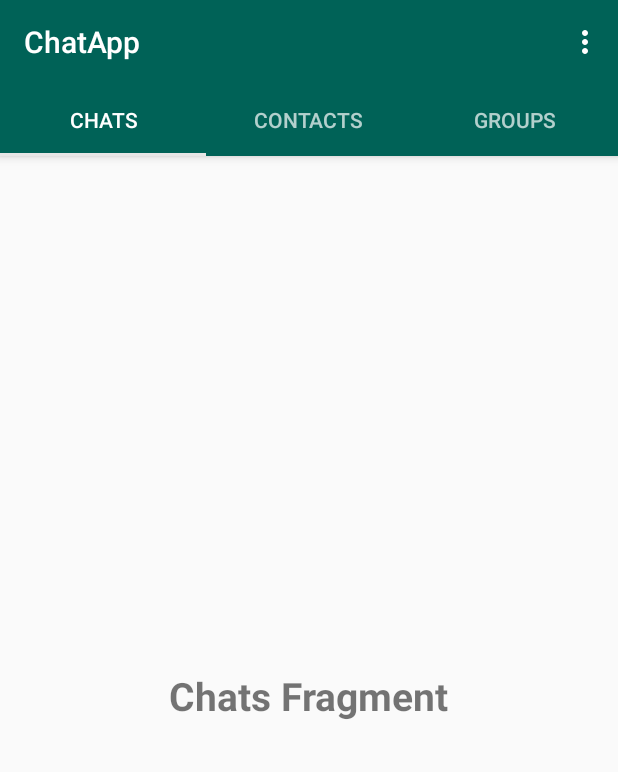
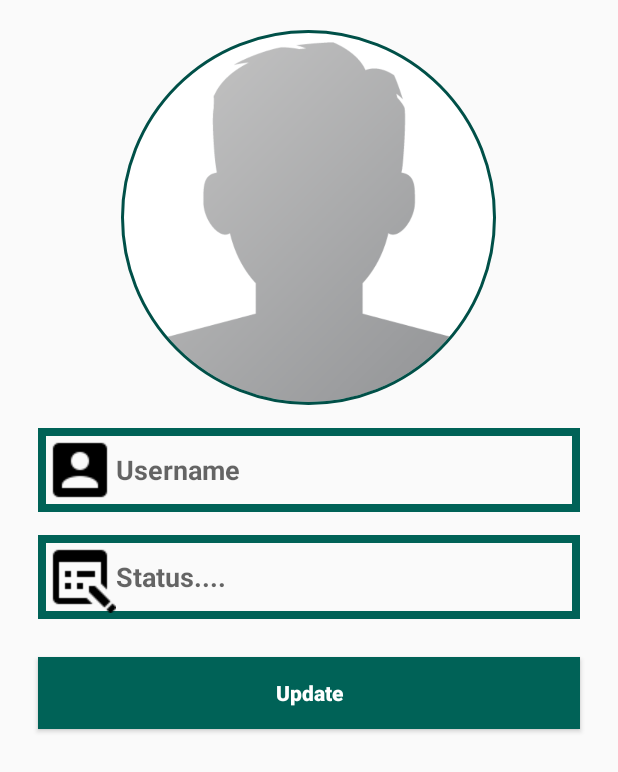
Before and after one commit to 200198amanagrawal/ChatApp, an Android app: the screen it shows after launch once a user with an empty profile is signed in (MainActivity before the commit, SettingsActivity after it), on a phone screen of 412 x 824 dp. Shown: the top 772 px of the screen. Run offline under Robolectric (Android 15) with nearby library versions, the phone set to English and light mode, and no system bars; our stand-ins replace CircleImageView, Firebase (no records; nobody signed in at launch, a user with empty details on screens opened directly).

Commit message:
group db storage and settings changes

```diff
--- a/app/build.gradle
+++ b/app/build.gradle
@@ -23,6 +23,7 @@ android {
 dependencies {
     implementation fileTree(dir: 'libs', include: ['*.jar'])
     implementation 'androidx.appcompat:appcompat:1.1.0'
+    implementation 'de.hdodenhof:circleimageview:3.1.0'
     implementation 'com.google.android.material:material:1.0.0'
     implementation 'androidx.constraintlayout:constraintlayout:1.1.3'
     implementation 'com.google.firebase:firebase-auth:16.0.5'
--- a/app/src/main/java/com/example/chatapp/LoginActivity.java
+++ b/app/src/main/java/com/example/chatapp/LoginActivity.java
@@ -102,7 +102,7 @@ public class LoginActivity extends AppCompatActivity {
     {
         Intent intent=new Intent(LoginActivity.this,MainActivity.class);
         intent.setFlags(Intent.FLAG_ACTIVITY_NEW_TASK|Intent.FLAG_ACTIVITY_CLEAR_TASK);
+        startActivity(intent);
         finish();
-        startActivity(intent);
     }
 }
--- a/app/src/main/java/com/example/chatapp/MainActivity.java
+++ b/app/src/main/java/com/example/chatapp/MainActivity.java
@@ -1,19 +1,31 @@
 package com.example.chatapp;
 
 import androidx.annotation.NonNull;
+import androidx.appcompat.app.AlertDialog;
 import androidx.appcompat.app.AppCompatActivity;
 import androidx.appcompat.widget.Toolbar;
 import androidx.fragment.app.FragmentPagerAdapter;
 import androidx.viewpager.widget.ViewPager;
 
+import android.content.DialogInterface;
 import android.content.Intent;
 import android.os.Bundle;
+import android.text.TextUtils;
 import android.view.Menu;
 import android.view.MenuItem;
+import android.widget.EditText;
+import android.widget.Toast;
 
+import com.google.android.gms.tasks.OnCompleteListener;
+import com.google.android.gms.tasks.Task;
 import com.google.android.material.tabs.TabLayout;
 import com.google.firebase.auth.FirebaseAuth;
 import com.google.firebase.auth.FirebaseUser;
+import com.google.firebase.database.DataSnapshot;
+import com.google.firebase.database.DatabaseError;
+import com.google.firebase.database.DatabaseReference;
+import com.google.firebase.database.FirebaseDatabase;
+import com.google.firebase.database.ValueEventListener;
 
 public class MainActivity extends AppCompatActivity {
 
@@ -23,11 +35,13 @@ public class MainActivity extends AppCompatActivity {
     private TabsAccessorAdapter m_tabsAccessorAdapter;
     private FirebaseUser m_currentUser;
     private FirebaseAuth m_auth;
+    private DatabaseReference m_dataBaseReference;
     @Override
     protected void onCreate(Bundle savedInstanceState) {
         super.onCreate(savedInstanceState);
         setContentView(R.layout.activity_main);
         m_auth=FirebaseAuth.getInstance();
+        m_dataBaseReference= FirebaseDatabase.getInstance().getReference();
         m_currentUser=m_auth.getCurrentUser();
         m_toolbar =findViewById(R.id.main_page_toolbar);
         setSupportActionBar(m_toolbar);
@@ -49,7 +63,32 @@ public class MainActivity extends AppCompatActivity {
         {
             startLoginActivity();
         }
+        else {
+            verifyUserAvailability();
+        }
     }
+
+    private void verifyUserAvailability() {
+        String uid=m_auth.getCurrentUser().getUid();
+        m_dataBaseReference.child("Users").child(uid).addValueEventListener(new ValueEventListener() {
+            @Override
+            public void onDataChange(@NonNull DataSnapshot dataSnapshot) {
+                if((dataSnapshot.child("name").exists()))
+                {
+                    Toast.makeText(MainActivity.this, "Welcome", Toast.LENGTH_SHORT).show();
+                }
+                else{
+                    startSettingsActivity();
+                }
+            }
+
+            @Override
+            public void onCancelled(@NonNull DatabaseError databaseError) {
+
+            }
+        });
+    }
+
     private void startLoginActivity()
     {
         Intent intent=new Intent(MainActivity.this,LoginActivity.class);
@@ -73,12 +112,64 @@ public class MainActivity extends AppCompatActivity {
                 startLoginActivity();
                 break;
             case R.id.settings:
+                startSettingsActivity();
                 break;
             case R.id.find_friends:
+                break;
+            case R.id.create_groups:
+                createNewGroups();
                 break;
                 default:
                     break;
         }
         return true;
     }
+
+    private void createNewGroups() {
+        AlertDialog.Builder builder=new AlertDialog.Builder(MainActivity.this,R.style.AlertDialog);
+        builder.setTitle("Enter Group Name");
+        final EditText groupNameField=new EditText(MainActivity.this);
+        groupNameField.setHint("e.g. Some cafe..");
+        builder.setView(groupNameField);
+        builder.setPositiveButton("Create", new DialogInterface.OnClickListener() {
+            @Override
+            public void onClick(DialogInterface dialog, int which) {
+                String groupName=groupNameField.getText().toString();
+                if(TextUtils.isEmpty(groupName))
+                {
+                    Toast.makeText(MainActivity.this, "Please enter some group name", Toast.LENGTH_SHORT).show();
+                }
+                else {
+                    createSingleGroup(groupName);
+                }
+            }
+        });
+        builder.setNegativeButton("Cancel", new DialogInterface.OnClickListener() {
+            @Override
+            public void onClick(DialogInterface dialog, int which) {
+                dialog.cancel();
+            }
+        });
+        builder.show();
+    }
+
+    private void createSingleGroup(final String groupName) {
+        m_dataBaseReference.child("Groups").child(groupName).setValue("")
+                .addOnCompleteListener(new OnCompleteListener<Void>() {
+                    @Override
+                    public void onComplete(@NonNull Task<Void> task) {
+                        if(task.isSuccessful())
+                        {
+                            Toast.makeText(MainActivity.this, groupName+"is created sucessfully", Toast.LENGTH_SHORT).show();
+                        }
+                    }
+                });
+    }
+
+    private void startSettingsActivity() {
+        Intent intent=new Intent(MainActivity.this,SettingsActivity.class);
+       // intent.setFlags(Intent.FLAG_ACTIVITY_NEW_TASK|Intent.FLAG_ACTIVITY_CLEAR_TASK);
+        startActivity(intent);
+        //finish();
+    }
 }
--- a/app/src/main/java/com/example/chatapp/RegisterActivity.java
+++ b/app/src/main/java/com/example/chatapp/RegisterActivity.java
@@ -67,7 +67,7 @@ public class RegisterActivity extends AppCompatActivity {
                             if(task.isSuccessful())
                             {
                                 String currentUserId=m_auth.getUid();
-                                m_dataBaseReference.child("User").child(currentUserId).setValue("");
+                                m_dataBaseReference.child("Users").child(currentUserId).setValue("");
                                 startMainActivity();
                                 Toast.makeText(RegisterActivity.this, "Account Created Successfully...", Toast.LENGTH_SHORT).show();
                                 progressDialog.dismiss();
--- /dev/null
+++ b/app/src/main/java/com/example/chatapp/SettingsActivity.java
@@ -0,0 +1,130 @@
+package com.example.chatapp;
+
+import androidx.annotation.NonNull;
+import androidx.appcompat.app.AppCompatActivity;
+
+import android.content.Intent;
+import android.os.Bundle;
+import android.view.View;
+import android.widget.Button;
+import android.widget.EditText;
+import android.widget.Toast;
+
+import com.google.android.gms.tasks.OnCompleteListener;
+import com.google.android.gms.tasks.Task;
+import com.google.firebase.auth.AuthResult;
+import com.google.firebase.auth.FirebaseAuth;
+import com.google.firebase.database.DataSnapshot;
+import com.google.firebase.database.DatabaseError;
+import com.google.firebase.database.DatabaseReference;
+import com.google.firebase.database.FirebaseDatabase;
+import com.google.firebase.database.ValueEventListener;
+
+import java.util.HashMap;
+
+import de.hdodenhof.circleimageview.CircleImageView;
+
+public class SettingsActivity extends AppCompatActivity {
+
+    private CircleImageView m_updateImage;
+    private Button m_updateButton;
+    private EditText m_updateUsername,m_updateStatus;
+    private FirebaseAuth m_auth;
+    private DatabaseReference m_databaseReference;
+    private String m_currentUserId;
+    @Override
+    protected void onCreate(Bundle savedInstanceState) {
+        super.onCreate(savedInstanceState);
+        setContentView(R.layout.activity_settings);
+        initializeVariables();
+        m_auth=FirebaseAuth.getInstance();
+        m_databaseReference=FirebaseDatabase.getInstance().getReference();
+        m_currentUserId=m_auth.getCurrentUser().getUid();
+        m_updateButton.setOnClickListener(new View.OnClickListener() {
+            @Override
+            public void onClick(View v) {
+                updateStatus();
+            }
+        });
+        RetrieveUserInfo();
+        m_updateUsername.setVisibility(View.INVISIBLE);
+    }
+
+    private void RetrieveUserInfo() {
+        m_databaseReference.child("Users").child(m_currentUserId)
+                .addValueEventListener(new ValueEventListener() {
+                    @Override
+                    public void onDataChange(@NonNull DataSnapshot dataSnapshot) {
+                       if((dataSnapshot.exists()) && (dataSnapshot.hasChild("name"))
+                       && (dataSnapshot.hasChild("image")) &&(dataSnapshot.hasChild("status")) )
+                       {
+                            String username=dataSnapshot.child("name").getValue().toString();
+                           String image=dataSnapshot.child("image").getValue().toString();
+                           String status=dataSnapshot.child("status").getValue().toString();
+                           m_updateUsername.setText(username);
+                           m_updateStatus.setText(status);
+                       }
+                       else if((dataSnapshot.exists()) && (dataSnapshot.hasChild("name"))
+                               &&(dataSnapshot.hasChild("status"))){
+                           String username=dataSnapshot.child("name").getValue().toString();
+                           String status=dataSnapshot.child("status").getValue().toString();
+                           m_updateUsername.setText(username);
+                           m_updateStatus.setText(status);
+                       }
+                       else
+                       {
+                           m_updateUsername.setVisibility(View.VISIBLE);
+                           Toast.makeText(SettingsActivity.this, "Please enter data ...", Toast.LENGTH_SHORT).show();
+                       }
+                    }
+
+                    @Override
+                    public void onCancelled(@NonNull DatabaseError databaseError) {
+
+                    }
+                });
+    }
+
+    private void updateStatus() {
+        String username = m_updateUsername.getText().toString();
+        String status = m_updateStatus.getText().toString();
+        if (username.isEmpty()) {
+            Toast.makeText(this, "Username must nt be null", Toast.LENGTH_SHORT).show();
+        }
+        if (status.isEmpty()) {
+            Toast.makeText(this, "Staus must not empty", Toast.LENGTH_SHORT).show();
+        } else {
+            HashMap<String, String> profileMap = new HashMap<>();
+            profileMap.put("uid", m_currentUserId);
+            profileMap.put("name", username);
+            profileMap.put("status", status);
+            m_databaseReference.child("Users").child(m_currentUserId).setValue(profileMap)
+                    .addOnCompleteListener(
+                            new OnCompleteListener<Void>() {
+                                @Override
+                                public void onComplete(@NonNull Task<Void> task) {
+                                    if (task.isSuccessful()) {
+                                        startMainActivity();
+                                        Toast.makeText(SettingsActivity.this, "Account Created Successfully...", Toast.LENGTH_SHORT).show();
+                                    } else {
+                                        String message = task.getException().toString();
+                                        Toast.makeText(SettingsActivity.this, "Error : " + message, Toast.LENGTH_SHORT).show();
+                                    }
+                                }
+                            } );
+        }
+    }
+    private void initializeVariables() {
+        m_updateButton=findViewById(R.id.update_settings);
+        m_updateImage=findViewById(R.id.profile_image);
+        m_updateUsername=findViewById(R.id.set_username);
+        m_updateStatus=findViewById(R.id.set_status);
+    }
+    private void startMainActivity()
+    {
+        Intent intent=new Intent(SettingsActivity.this,MainActivity.class);
+        intent.setFlags(Intent.FLAG_ACTIVITY_NEW_TASK|Intent.FLAG_ACTIVITY_CLEAR_TASK);
+        startActivity(intent);
+        finish();
+    }
+}
--- /dev/null
+++ b/app/src/main/res/layout/activity_settings.xml
@@ -0,0 +1,68 @@
+<?xml version="1.0" encoding="utf-8"?>
+<RelativeLayout xmlns:android="http://schemas.android.com/apk/res/android"
+    xmlns:app="http://schemas.android.com/apk/res-auto"
+    xmlns:tools="http://schemas.android.com/tools"
+    android:layout_width="match_parent"
+    android:layout_height="match_parent"
+    tools:context=".SettingsActivity">
+
+    <de.hdodenhof.circleimageview.CircleImageView
+        android:id="@+id/profile_image"
+        android:layout_width="250dp"
+        android:layout_height="250dp"
+        android:layout_centerHorizontal="true"
+        android:layout_marginTop="20dp"
+        android:src="@drawable/profile_image"
+        app:civ_border_width="2dp"
+        app:civ_border_color="@color/colorPrimaryDark"/>
+    <EditText
+        android:id="@+id/set_username"
+        android:layout_width="match_parent"
+        android:layout_height="wrap_content"
+        android:hint="Username"
+        android:layout_below="@+id/profile_image"
+        android:layout_marginTop="15dp"
+        android:background="@drawable/inputs"
+        android:drawableLeft="@drawable/edit_profile"
+        android:textStyle="bold"
+        android:inputType="textMultiLine"
+        android:layout_marginRight="25dp"
+        android:padding="4dp"
+        android:layout_marginLeft="25dp"
+        android:textColor="@color/colorPrimaryDark"
+        />
+
+    <EditText
+        android:id="@+id/set_status"
+        android:layout_width="match_parent"
+        android:layout_height="wrap_content"
+        android:hint="Status...."
+        android:layout_below="@+id/set_username"
+        android:layout_marginTop="15dp"
+        android:background="@drawable/inputs"
+        android:drawableLeft="@drawable/edit_status"
+        android:textStyle="bold"
+        android:inputType="textMultiLine"
+        android:layout_marginRight="25dp"
+        android:padding="4dp"
+        android:layout_marginLeft="25dp"
+        android:textColor="@color/colorPrimaryDark"
+        />
+    <Button
+        android:id="@+id/update_settings"
+        android:layout_width="match_parent"
+        android:layout_height="wrap_content"
+        android:text="Update"
+        android:textAllCaps="false"
+        android:textAlignment="center"
+        android:layout_below="@+id/set_status"
+        android:layout_marginTop="25dp"
+        android:background="@color/colorPrimary"
+        android:textStyle="bold"
+        android:inputType="textMultiLine"
+        android:layout_marginRight="25dp"
+        android:padding="4dp"
+        android:layout_marginLeft="25dp"
+        android:textColor="#FFFFFF"
+        />
+</RelativeLayout>
--- a/app/src/main/res/menu/options_menu.xml
+++ b/app/src/main/res/menu/options_menu.xml
@@ -14,5 +14,9 @@
         android:id="@+id/settings"
         android:title="Settings"
         app:showAsAction="never"/>
+    <item
+        android:id="@+id/create_groups"
+        android:title="Create Groups"
+        app:showAsAction="never"/>
 
 </menu>
--- a/app/src/main/res/values/styles.xml
+++ b/app/src/main/res/values/styles.xml
@@ -7,5 +7,6 @@
         <item name="colorPrimaryDark">@color/colorPrimaryDark</item>
         <item name="colorAccent">@color/colorAccent</item>
     </style>
+    <style name="AlertDialog" parent="Theme.MaterialComponents.Light.Dialog"/>
 
 </resources>
```
Also changed, not shown: app/src/main/AndroidManifest.xml (+5 -2 lines).
